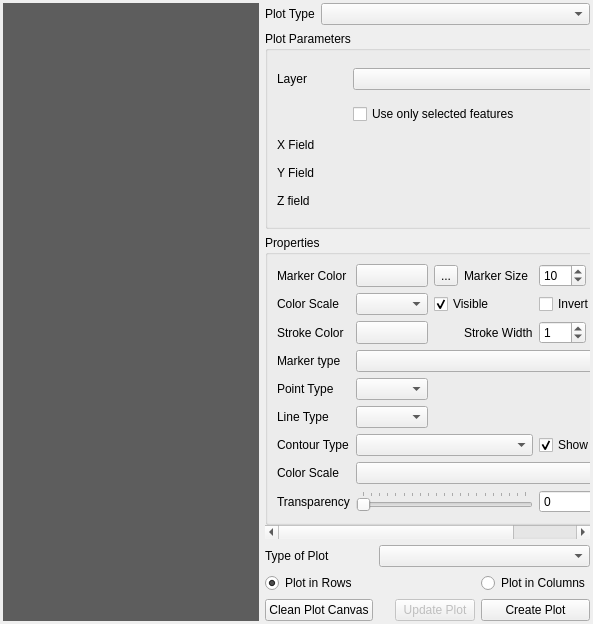
The window that ui/dataplotly_dockwidget_base.ui (ghtmtt/DataPlotly) describes before a commit, drawn with Qt 5.
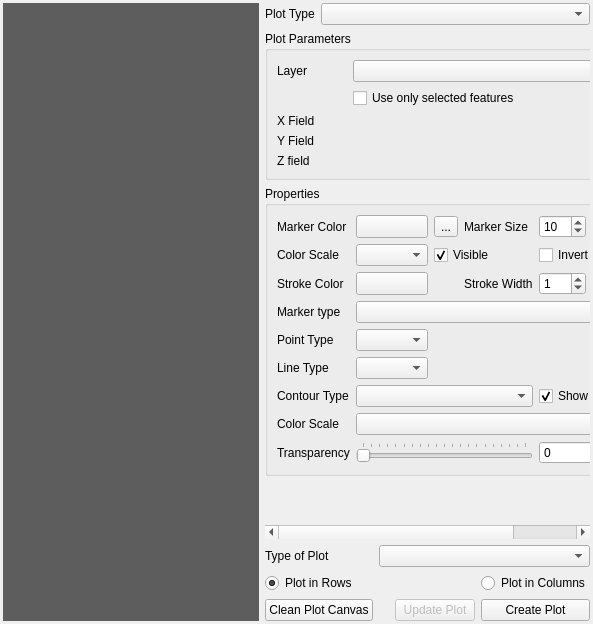
The same window after the commit. Custom widgets are drawn as their Qt base class.

Commit message: Use a spacer to vertically condense widgets

Patch:
```diff
--- a/ui/dataplotly_dockwidget_base.ui
+++ b/ui/dataplotly_dockwidget_base.ui
@@ -533,6 +533,19 @@
                   </layout>
                  </widget>
                 </item>
+                <item row="2" column="0">
+                 <spacer name="verticalSpacer">
+                  <property name="orientation">
+                   <enum>Qt::Vertical</enum>
+                  </property>
+                  <property name="sizeHint" stdset="0">
+                   <size>
+                    <width>20</width>
+                    <height>40</height>
+                   </size>
+                  </property>
+                 </spacer>
+                </item>
                </layout>
               </widget>
              </widget>
```
